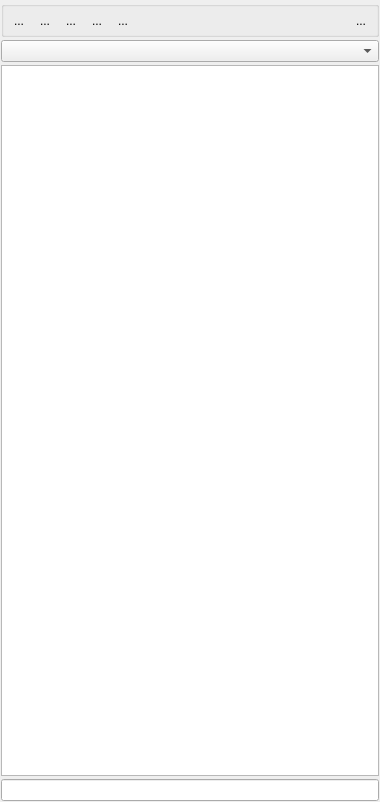
Old version of the form Plugins/org.mitk.gui.qt.multilabelsegmentation/src/internal/Common/QmitkLabelSetWidgetControls.ui in the repository MITK/MITK.
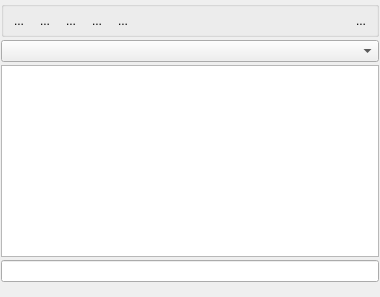
New version of the form. Icons and pictures are not drawn. Custom widgets are drawn as their Qt base class.

Commit message: trying to fix GUI layers

The edit to the form file:
```diff
--- a/Plugins/org.mitk.gui.qt.multilabelsegmentation/src/internal/Common/QmitkLabelSetWidgetControls.ui
+++ b/Plugins/org.mitk.gui.qt.multilabelsegmentation/src/internal/Common/QmitkLabelSetWidgetControls.ui
@@ -7,9 +7,15 @@
     <x>0</x>
     <y>0</y>
     <width>380</width>
-    <height>802</height>
+    <height>297</height>
    </rect>
   </property>
+  <property name="sizePolicy">
+   <sizepolicy hsizetype="Preferred" vsizetype="MinimumExpanding">
+    <horstretch>0</horstretch>
+    <verstretch>0</verstretch>
+   </sizepolicy>
+  </property>
   <property name="styleSheet">
    <string notr="true"/>
   </property>
@@ -209,6 +215,22 @@
    <item>
     <widget class="ctkSearchBox" name="m_LabelSearchBox"/>
    </item>
+   <item>
+    <spacer name="verticalSpacer">
+     <property name="orientation">
+      <enum>Qt::Vertical</enum>
+     </property>
+     <property name="sizeType">
+      <enum>QSizePolicy::MinimumExpanding</enum>
+     </property>
+     <property name="sizeHint" stdset="0">
+      <size>
+       <width>20</width>
+       <height>5</height>
+      </size>
+     </property>
+    </spacer>
+   </item>
   </layout>
  </widget>
  <customwidgets>
```
The commit also changes 2 other files.
